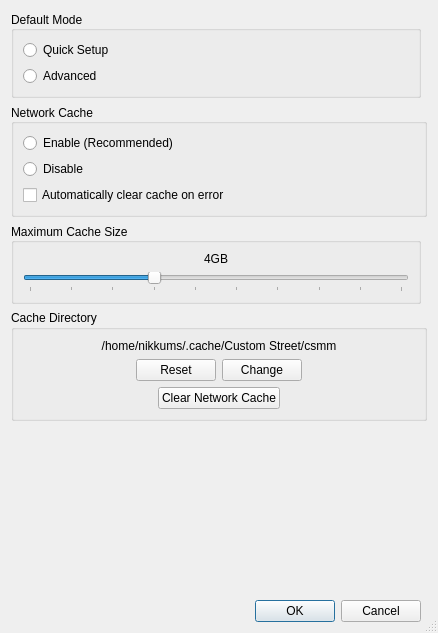
Old version of the form preferencesdialog.ui in the repository FortuneStreetModding/csmm-qt.
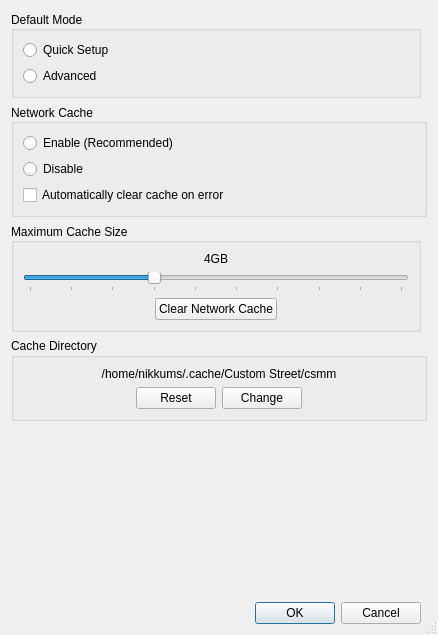
New version of the form. Icons and pictures are not drawn.

Commit message: Move Clear Network Cache button to block above it for better visual clarity

The edit to the form file:
```diff
--- a/preferencesdialog.ui
+++ b/preferencesdialog.ui
@@ -13,7 +13,7 @@
     <x>0</x>
     <y>0</y>
     <width>438</width>
-    <height>633</height>
+    <height>635</height>
    </rect>
   </property>
   <property name="sizePolicy">
@@ -169,46 +169,6 @@
         </item>
        </layout>
       </item>
-      <item>
-       <layout class="QHBoxLayout" name="horizontalLayout_2">
-        <item>
-         <spacer name="horizontalSpacer_3">
-          <property name="orientation">
-           <enum>Qt::Horizontal</enum>
-          </property>
-          <property name="sizeHint" stdset="0">
-           <size>
-            <width>40</width>
-            <height>20</height>
-           </size>
-          </property>
-         </spacer>
-        </item>
-        <item>
-         <widget class="QPushButton" name="clearNetworkCacheButton">
-          <property name="text">
-           <string>Clear Network Cache</string>
-          </property>
-          <property name="icon">
-           <iconset theme="user-trash-full"/>
-          </property>
-         </widget>
-        </item>
-        <item>
-         <spacer name="horizontalSpacer_4">
-          <property name="orientation">
-           <enum>Qt::Horizontal</enum>
-          </property>
-          <property name="sizeHint" stdset="0">
-           <size>
-            <width>40</width>
-            <height>20</height>
-           </size>
-          </property>
-         </spacer>
-        </item>
-       </layout>
-      </item>
      </layout>
     </widget>
    </item>
@@ -322,6 +282,46 @@
         </property>
        </widget>
       </item>
+      <item>
+       <layout class="QHBoxLayout" name="horizontalLayout_2">
+        <item>
+         <spacer name="horizontalSpacer_3">
+          <property name="orientation">
+           <enum>Qt::Horizontal</enum>
+          </property>
+          <property name="sizeHint" stdset="0">
+           <size>
+            <width>40</width>
+            <height>20</height>
+           </size>
+          </property>
+         </spacer>
+        </item>
+        <item>
+         <widget class="QPushButton" name="clearNetworkCacheButton">
+          <property name="text">
+           <string>Clear Network Cache</string>
+          </property>
+          <property name="icon">
+           <iconset theme="user-trash-full"/>
+          </property>
+         </widget>
+        </item>
+        <item>
+         <spacer name="horizontalSpacer_4">
+          <property name="orientation">
+           <enum>Qt::Horizontal</enum>
+          </property>
+          <property name="sizeHint" stdset="0">
+           <size>
+            <width>40</width>
+            <height>20</height>
+           </size>
+          </property>
+         </spacer>
+        </item>
+       </layout>
+      </item>
      </layout>
     </widget>
    </item>
```
